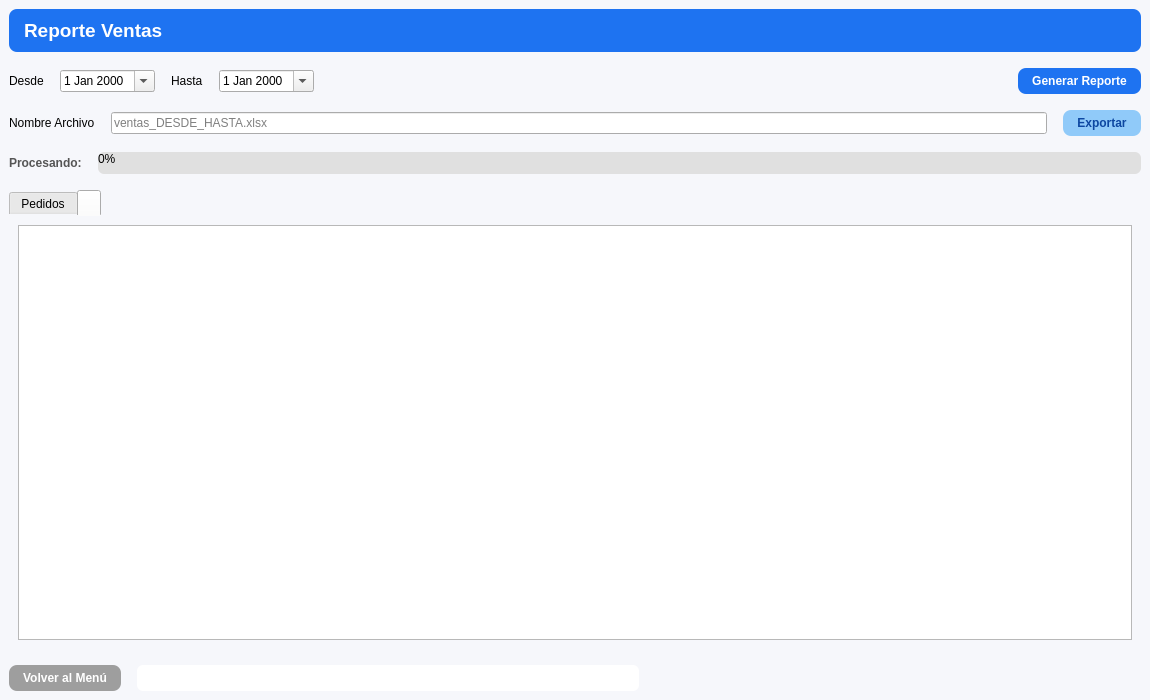
Qt form app/reporte_ventas/ui/view_reporte_ventas.ui (SamSami25/PyWoo) before a commit.
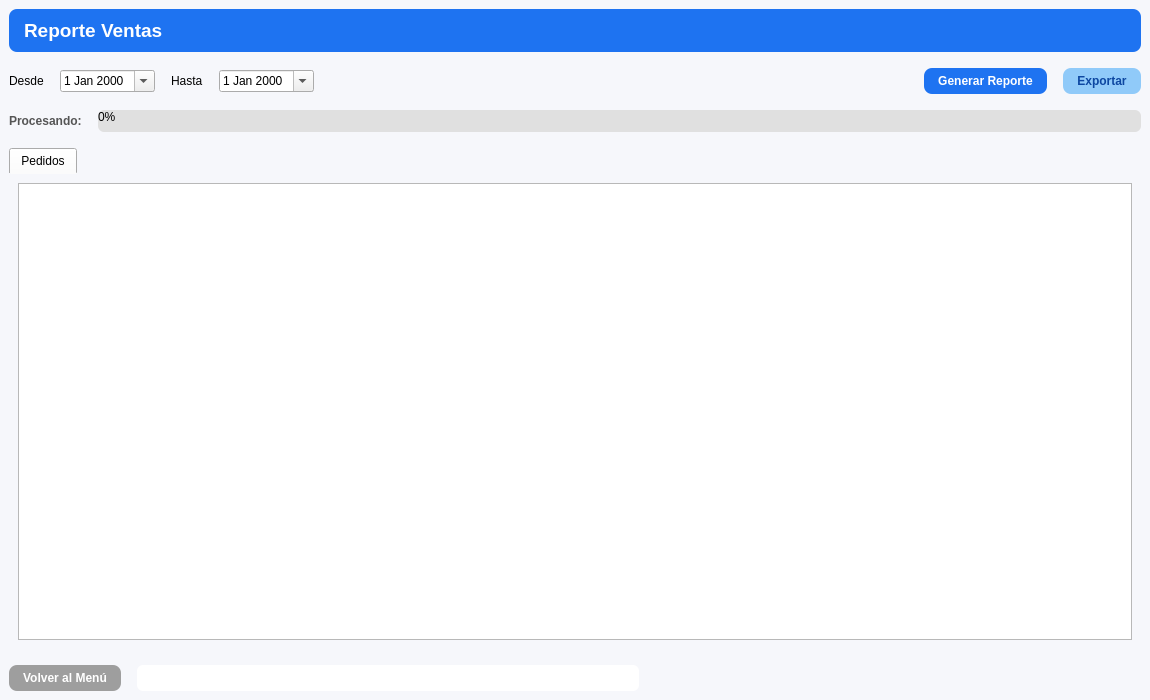
The same form after that commit. Icons and pictures are not drawn.

Commit message: Módulos Reporte Ventas - Inventario - Lista para Distribuidores

```diff
--- a/app/reporte_ventas/ui/view_reporte_ventas.ui
+++ b/app/reporte_ventas/ui/view_reporte_ventas.ui
@@ -166,24 +166,6 @@
         </property>
        </widget>
       </item>
-     </layout>
-    </item>
-    <item>
-     <layout class="QHBoxLayout">
-      <item>
-       <widget class="QLabel" name="lblArchivo">
-        <property name="text">
-         <string>Nombre Archivo</string>
-        </property>
-       </widget>
-      </item>
-      <item>
-       <widget class="QLineEdit" name="lineSalida">
-        <property name="placeholderText">
-         <string>ventas_DESDE_HASTA.xlsx</string>
-        </property>
-       </widget>
-      </item>
       <item>
        <widget class="QPushButton" name="btnExportar">
         <property name="text">
@@ -220,28 +202,18 @@
     <item>
      <widget class="QTabWidget" name="tabWidget">
       <property name="currentIndex">
-       <number>1</number>
+       <number>0</number>
       </property>
       <widget class="QWidget" name="tabPedidos">
        <attribute name="title">
         <string>Pedidos</string>
        </attribute>
-       <layout class="QVBoxLayout">
+       <layout class="QVBoxLayout" name="verticalLayoutTabPedidos">
         <item>
          <widget class="QTableView" name="tableSimples"/>
         </item>
        </layout>
       </widget>
-      <widget class="QWidget" name="">
-       <attribute name="title">
-        <string/>
-       </attribute>
-       <layout class="QVBoxLayout">
-        <item>
-         <widget class="QTableView" name="tableVariados"/>
-        </item>
-       </layout>
-      </widget>
      </widget>
     </item>
     <item>
```
Left out of the diff: 3 changed lines with no effect on the pictures. The commit also changes 36 other files.
